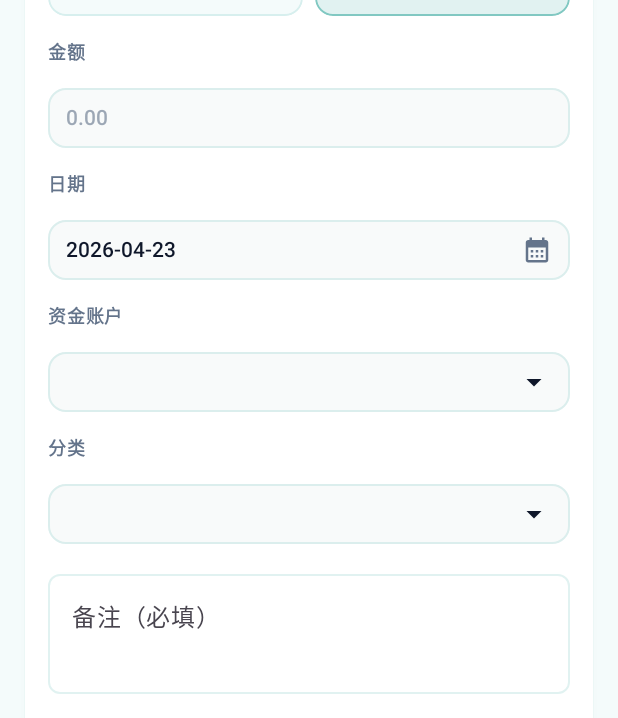
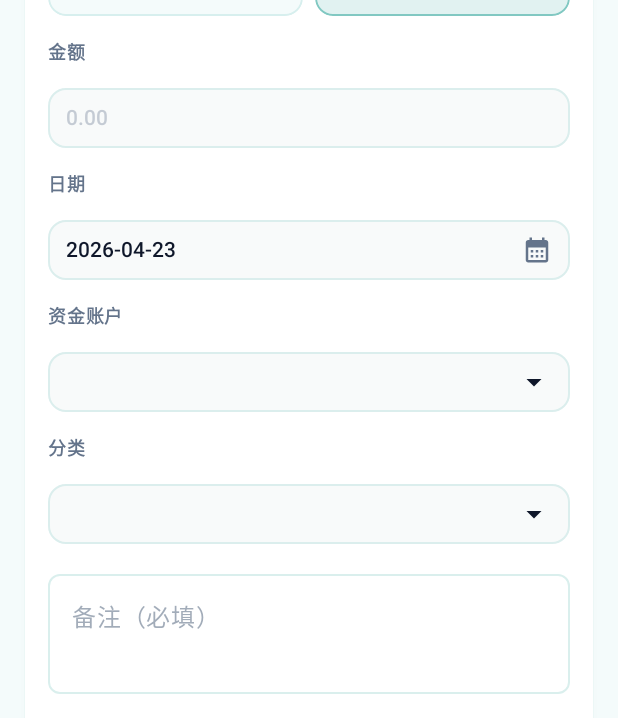
Before and after one commit to nfwork/myLedger, an Android app built with Jetpack Compose: the EntryFormScreen screen opened through its navigation route, after a tap on "保存", on a phone screen of 412 x 824 dp. Shown: the part 222-940 px from the top of the screen. Run offline under Robolectric (Android 15) with nearby library versions, the light colour scheme and no system bars; 2 statements that could not run were skipped; 3 other taps on this screen came first.

Commit message:
Android版本样式优化

```diff
--- a/myledger-android/app/src/main/java/com/myledger/app/ui/screens/EntryFormScreen.kt
+++ b/myledger-android/app/src/main/java/com/myledger/app/ui/screens/EntryFormScreen.kt
@@ -32,6 +32,7 @@ import androidx.compose.material3.Icon
 import androidx.compose.material3.IconButton
 import androidx.compose.material3.OutlinedButton
 import androidx.compose.material3.OutlinedTextField
+import androidx.compose.material3.OutlinedTextFieldDefaults
 import androidx.compose.material3.Text
 import androidx.compose.material3.TextButton
 import androidx.compose.material3.rememberDatePickerState
@@ -300,10 +301,16 @@ fun EntryFormScreen(
                 value = remark,
                 onValueChange = { remark = it },
                 label = { Text("备注（必填）") },
-                placeholder = { Text("简要说明这笔账，便于日后按备注查找") },
+                placeholder = { Text("简要说明这笔账，便于日后按备注查找", color = Muted.copy(alpha = 0.35f)) },
                 minLines = 2,
                 maxLines = 4,
                 modifier = Modifier.fillMaxWidth(),
+                colors = OutlinedTextFieldDefaults.colors(
+                    unfocusedLabelColor = Muted.copy(alpha = 0.6f),
+                    unfocusedPlaceholderColor = Muted.copy(alpha = 0.35f),
+                    focusedBorderColor = Primary.copy(alpha = 0.6f),
+                    unfocusedBorderColor = Line.copy(alpha = 0.15f)
+                )
             )
             err?.let { Text(it, color = Expense, fontSize = 13.sp) }
             Button(
--- a/myledger-android/app/src/main/java/com/myledger/app/ui/theme/H5EntriesFilterTheme.kt
+++ b/myledger-android/app/src/main/java/com/myledger/app/ui/theme/H5EntriesFilterTheme.kt
@@ -63,7 +63,7 @@ fun H5CompactSelectField(
                     Text(
                         text = placeholder,
                         style = CompactSelectFieldTextStyle,
-                        color = Muted.copy(alpha = 0.62f),
+                        color = Muted.copy(alpha = 0.35f),
                         maxLines = 1,
                         overflow = TextOverflow.Ellipsis
                     )
@@ -124,7 +124,7 @@ fun H5CompactInputField(
                         Text(
                             text = placeholder,
                             style = CompactSelectFieldTextStyle,
-                            color = Muted.copy(alpha = 0.62f),
+                            color = Muted.copy(alpha = 0.35f),
                             maxLines = 1,
                             overflow = TextOverflow.Ellipsis
                         )
@@ -156,6 +156,6 @@ fun h5EntriesFilterTextFieldColors() = OutlinedTextFieldDefaults.colors(
     focusedTrailingIconColor = Muted,
     unfocusedTrailingIconColor = Muted,
     disabledTrailingIconColor = Muted,
-    focusedPlaceholderColor = Muted.copy(alpha = 0.62f),
-    unfocusedPlaceholderColor = Muted.copy(alpha = 0.62f),
+    focusedPlaceholderColor = Muted.copy(alpha = 0.35f),
+    unfocusedPlaceholderColor = Muted.copy(alpha = 0.35f),
 )
```
Also changed, not shown: myledger-android/app/src/main/java/com/myledger/app/ui/screens/CategoriesScreen.kt (+26 -0 lines), myledger-android/app/src/main/java/com/myledger/app/ui/screens/EntriesScreen.kt (+4 -4 lines).
